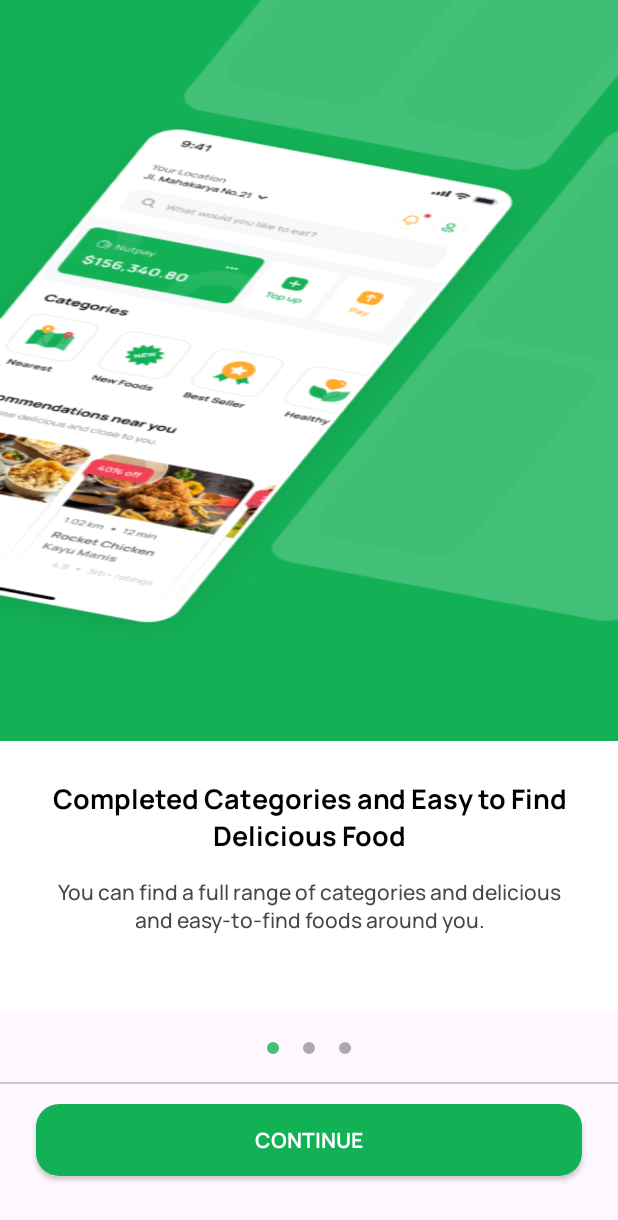
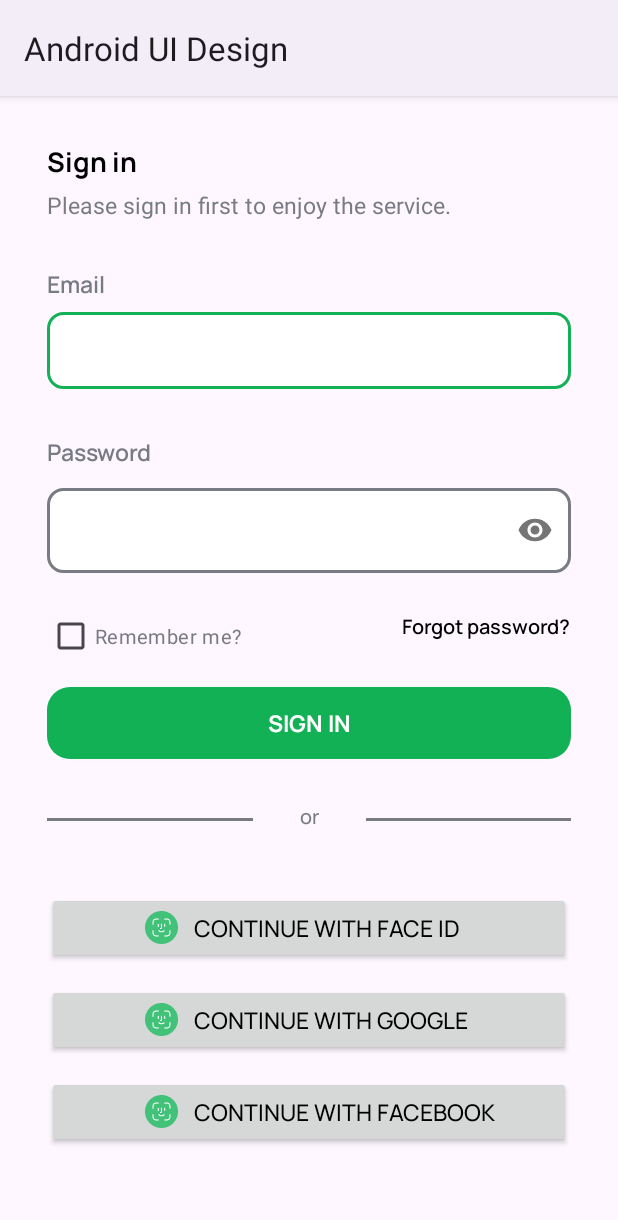
Before and after one commit to buddhdev-jay/Android_UI_Design, an Android app: the screen it shows after launch (OnBoardingActivity before the commit, SignInActivity after it), on a phone screen of 412 x 824 dp. Shown: the top 1220 px of the screen. Run offline under Robolectric (Android 15) with nearby library versions, the phone set to English and light mode, and no system bars; our stand-ins replace sdp/ssp sizes.

Commit message:
SignIn Screen 90% Completed

```diff
--- a/app/src/main/AndroidManifest.xml
+++ b/app/src/main/AndroidManifest.xml
@@ -10,6 +10,9 @@
         android:supportsRtl="true"
         android:theme="@style/Theme.AndroidUIDesign">
         <activity
+            android:name=".authencation.SignInActivity"
+            android:exported="false" />
+        <activity
             android:name=".onboardingscreen.OnBoardingActivity"
             android:exported="false" />
         <activity
@@ -18,6 +21,7 @@
             android:theme="@style/Theme.Design.NoActionBar">
             <intent-filter>
                 <action android:name="android.intent.action.MAIN" />
+
                 <category android:name="android.intent.category.LAUNCHER" />
             </intent-filter>
         </activity>
--- a/app/src/main/java/com/example/androiduidesign/SplashScreenActivity.kt
+++ b/app/src/main/java/com/example/androiduidesign/SplashScreenActivity.kt
@@ -6,6 +6,7 @@ import android.os.Bundle
 import android.os.Handler
 import android.os.Looper
 import android.view.WindowManager
+import com.example.androiduidesign.authencation.SignInActivity
 import com.example.androiduidesign.onboardingscreen.OnBoardingActivity
 
 class SplashScreenActivity : AppCompatActivity() {
@@ -13,7 +14,7 @@ class SplashScreenActivity : AppCompatActivity() {
         super.onCreate(savedInstanceState)
         setContentView(R.layout.activity_splash_screen)
         Handler(Looper.getMainLooper()).postDelayed({
-            startActivity(Intent(this,OnBoardingActivity::class.java))
+            startActivity(Intent(this,SignInActivity::class.java))
             finish()
         }, 2000)
         window.setFlags(
--- /dev/null
+++ b/app/src/main/java/com/example/androiduidesign/authencation/SignInActivity.kt
@@ -0,0 +1,12 @@
+package com.example.androiduidesign.authencation
+
+import androidx.appcompat.app.AppCompatActivity
+import android.os.Bundle
+import com.example.androiduidesign.R
+
+class SignInActivity : AppCompatActivity() {
+    override fun onCreate(savedInstanceState: Bundle?) {
+        super.onCreate(savedInstanceState)
+        setContentView(R.layout.activity_sign_in)
+    }
+}
--- /dev/null
+++ b/app/src/main/res/drawable/edit_text_border.xml
@@ -0,0 +1,18 @@
+<?xml version="1.0" encoding="utf-8"?>
+<selector xmlns:android="http://schemas.android.com/apk/res/android">
+    <item android:state_enabled="true"
+        android:state_focused="true">
+        <shape android:padding="10dp" android:shape="rectangle">
+            <solid android:color="@color/white" />
+            <stroke android:width="2dp" android:color="@color/green_500" />
+            <corners android:bottomLeftRadius="10dp" android:bottomRightRadius="10dp" android:topLeftRadius="10dp" android:topRightRadius="10dp" />
+        </shape>
+    </item>
+    <item android:state_enabled="false">
+        <shape android:padding="10dp" android:shape="rectangle">
+            <solid android:color="@color/white" />
+            <stroke android:width="2dp" android:color="@color/grey" />
+            <corners android:bottomLeftRadius="10dp" android:bottomRightRadius="10dp" android:topLeftRadius="10dp" android:topRightRadius="10dp" />
+        </shape>
+    </item>
+</selector>
--- a/app/src/main/res/drawable/tab_selector.xml
+++ b/app/src/main/res/drawable/tab_selector.xml
@@ -1,8 +1,7 @@
 <?xml version="1.0" encoding="utf-8"?>
 <selector xmlns:android="http://schemas.android.com/apk/res/android">
 
-    <item android:drawable="@drawable/selected_dot"
-        android:state_selected="true"/>
+    <item android:drawable="@drawable/selected_dot" android:state_selected="true" />
 
-    <item android:drawable="@drawable/default_dot"/>
+    <item android:drawable="@drawable/default_dot" />
 </selector>
--- /dev/null
+++ b/app/src/main/res/layout/activity_sign_in.xml
@@ -0,0 +1,268 @@
+<?xml version="1.0" encoding="utf-8"?>
+<ScrollView xmlns:android="http://schemas.android.com/apk/res/android"
+    xmlns:app="http://schemas.android.com/apk/res-auto"
+    xmlns:tools="http://schemas.android.com/tools"
+    android:layout_width="match_parent"
+    android:layout_height="match_parent">
+
+    <androidx.constraintlayout.widget.ConstraintLayout
+        android:layout_width="match_parent"
+        android:layout_height="wrap_content"
+        tools:context=".authencation.SignInActivity">
+
+        <androidx.appcompat.widget.AppCompatTextView
+            android:id="@+id/textview_signIn_header"
+            android:layout_width="wrap_content"
+            android:layout_height="wrap_content"
+            android:layout_marginStart="@dimen/_24sdp"
+            android:layout_marginTop="@dimen/_24sdp"
+            android:fontFamily="@font/manropebold"
+            android:text="@string/txtview_header_sign_in"
+            android:textColor="@color/black"
+            android:textSize="@dimen/_14ssp"
+            app:layout_constraintStart_toStartOf="parent"
+            app:layout_constraintTop_toTopOf="parent" />
+
+        <androidx.appcompat.widget.AppCompatTextView
+            android:id="@+id/textview_signIn_tagline"
+            android:layout_width="wrap_content"
+            android:layout_height="wrap_content"
+            android:layout_marginStart="@dimen/_24sdp"
+            android:layout_marginTop="@dimen/_4sdp"
+            android:text="@string/txtview_signnin_tagline"
+            android:textColor="@color/grey"
+            android:textSize="@dimen/_12ssp"
+            app:layout_constraintStart_toStartOf="parent"
+            app:layout_constraintTop_toBottomOf="@id/textview_signIn_header" />
+
+        <androidx.appcompat.widget.AppCompatTextView
+            android:id="@+id/textview_signIn_email_header"
+            android:layout_width="wrap_content"
+            android:layout_height="wrap_content"
+            android:layout_marginStart="@dimen/_24sdp"
+            android:layout_marginTop="@dimen/_24sdp"
+            android:fontFamily="@font/manropesemibold"
+            android:text="@string/txtview_text_email"
+            android:textColor="@color/grey"
+            android:textSize="@dimen/_12ssp"
+            app:layout_constraintStart_toStartOf="parent"
+            app:layout_constraintTop_toBottomOf="@id/textview_signIn_tagline" />
+
+        <androidx.appcompat.widget.AppCompatEditText
+            android:id="@+id/editxt_signIn_email"
+            android:layout_width="match_parent"
+            android:layout_height="wrap_content"
+            android:layout_marginStart="@dimen/_24sdp"
+            android:layout_marginTop="@dimen/_6sdp"
+            android:layout_marginEnd="@dimen/_24sdp"
+            android:background="@drawable/edit_text_border"
+            android:fontFamily="@font/manropesemibold"
+            android:inputType="textEmailAddress"
+            android:padding="@dimen/_12ssp"
+            android:textColor="@color/black"
+            android:textSize="@dimen/_12ssp"
+            app:layout_constraintStart_toStartOf="parent"
+            app:layout_constraintTop_toBottomOf="@id/textview_signIn_email_header" />
+
+        <androidx.appcompat.widget.AppCompatTextView
+            android:id="@+id/textview_signIn_password_header"
+            android:layout_width="wrap_content"
+            android:layout_height="wrap_content"
+            android:layout_marginStart="@dimen/_24sdp"
+            android:layout_marginTop="@dimen/_24sdp"
+            android:fontFamily="@font/manropesemibold"
+            android:text="@string/txtview_text_password"
+            android:textColor="@color/grey"
+            android:textSize="@dimen/_12ssp"
+            app:layout_constraintStart_toStartOf="parent"
+            app:layout_constraintTop_toBottomOf="@id/editxt_signIn_email" />
+
+        <com.google.android.material.textfield.TextInputLayout
+            android:id="@+id/txtlayout_password"
+            android:layout_width="match_parent"
+            android:layout_height="wrap_content"
+            android:layout_marginStart="@dimen/_24sdp"
+            android:layout_marginTop="@dimen/_6sdp"
+            android:layout_marginEnd="@dimen/_24sdp"
+            app:layout_constraintStart_toStartOf="parent"
+            app:layout_constraintTop_toBottomOf="@id/textview_signIn_password_header"
+            app:passwordToggleEnabled="true">
+
+            <androidx.appcompat.widget.AppCompatEditText
+                android:id="@+id/editxt_signIn_password"
+                android:layout_width="match_parent"
+                android:layout_height="wrap_content"
+                android:background="@drawable/edit_text_border"
+                android:cursorVisible="true"
+                android:focusable="true"
+                android:inputType="textPassword"
+                android:maxLength="10"
+                android:maxLines="1" />
+
+        </com.google.android.material.textfield.TextInputLayout>
+
+        <androidx.appcompat.widget.AppCompatCheckBox
+            android:id="@+id/checkbox_remeber_me"
+            android:layout_width="wrap_content"
+            android:layout_height="wrap_content"
+            android:layout_marginStart="@dimen/_24sdp"
+            android:layout_marginTop="@dimen/_14sdp"
+            android:buttonTint="@color/grey"
+            android:text="@string/checkbox_text_remeber_me"
+            android:textColor="@color/grey"
+            android:textSize="@dimen/_10ssp"
+            app:layout_constraintStart_toStartOf="parent"
+            app:layout_constraintTop_toBottomOf="@id/txtlayout_password" />
+
+        <androidx.appcompat.widget.AppCompatTextView
+            android:id="@+id/textview_forget_password"
+            android:layout_width="wrap_content"
+            android:layout_height="wrap_content"
+            android:layout_marginTop="@dimen/_20sdp"
+            android:layout_marginEnd="@dimen/_24sdp"
+            android:fontFamily="@font/manropesemibold"
+            android:text="@string/textview_text_forgot_password"
+            android:textColor="@color/black"
+            android:textSize="@dimen/_10ssp"
+            app:layout_constraintEnd_toEndOf="parent"
+            app:layout_constraintTop_toBottomOf="@id/txtlayout_password" />
+
+        <androidx.appcompat.widget.AppCompatButton
+            android:id="@+id/btn_signIn"
+            android:layout_width="match_parent"
+            android:layout_height="wrap_content"
+            android:layout_marginStart="@dimen/_24sdp"
+            android:layout_marginTop="@dimen/_24sdp"
+            android:layout_marginEnd="@dimen/_24sdp"
+            android:background="@drawable/button_background"
+            android:fontFamily="@font/manropebold"
+            android:text="@string/btn_text_sign_in"
+            android:textAlignment="center"
+            android:textColor="@color/white"
+            android:textSize="@dimen/_12ssp"
+            app:layout_constraintTop_toBottomOf="@id/textview_forget_password" />
+
+        <View
+            android:id="@+id/view_starting"
+            android:layout_width="0dp"
+            android:layout_height="2dp"
+            android:layout_marginStart="@dimen/_24sdp"
+            android:layout_marginTop="@dimen/_30sdp"
+            android:background="@color/grey"
+            app:layout_constraintEnd_toStartOf="@id/textview_Or"
+            app:layout_constraintStart_toStartOf="parent"
+            app:layout_constraintTop_toBottomOf="@id/btn_signIn" />
+
+        <androidx.appcompat.widget.AppCompatTextView
+            android:id="@+id/textview_Or"
+            android:layout_width="wrap_content"
+            android:layout_height="wrap_content"
+            android:layout_marginStart="@dimen/_24sdp"
+            android:layout_marginTop="@dimen/_22sdp"
+            android:fontFamily="@font/manropemedium"
+            android:text="or"
+            android:textAlignment="center"
+            android:textColor="@color/grey"
+            android:textSize="@dimen/_10ssp"
+            app:layout_constraintEnd_toStartOf="@id/view_ending"
+            app:layout_constraintStart_toEndOf="@id/view_starting"
+            app:layout_constraintTop_toBottomOf="@id/btn_signIn" />
+
+        <View
+            android:id="@+id/view_ending"
+            android:layout_width="0dp"
+            android:layout_height="2dp"
+            android:layout_marginStart="@dimen/_24sdp"
+            android:layout_marginTop="@dimen/_30sdp"
+            android:layout_marginEnd="@dimen/_24sdp"
+            android:background="@color/grey"
+            app:layout_constraintEnd_toEndOf="parent"
+            app:layout_constraintStart_toEndOf="@id/textview_Or"
+            app:layout_constraintTop_toBottomOf="@id/btn_signIn" />
+
+        <androidx.appcompat.widget.AppCompatButton
+            android:id="@+id/btn_face_id"
+            android:layout_width="match_parent"
+            android:layout_height="wrap_content"
+            android:layout_marginStart="@dimen/_24sdp"
+            android:layout_marginTop="@dimen/_32sdp"
+            android:layout_marginEnd="@dimen/_24sdp"
+            android:drawableStart="@drawable/face_id_icone"
+            android:drawablePadding="10dp"
+            android:fontFamily="@font/manropemedium"
+            android:paddingStart="@dimen/_50sdp"
+            android:text="@string/btn_text_face_id"
+            android:textAlignment="viewStart"
+            android:textColor="@color/black"
+            android:textSize="@dimen/_12ssp"
+            app:layout_constraintStart_toStartOf="parent"
+            app:layout_constraintTop_toBottomOf="@id/textview_Or" />
+
+        <androidx.appcompat.widget.AppCompatButton
+            android:id="@+id/btn_google"
+            android:layout_width="match_parent"
+            android:layout_height="wrap_content"
+            android:layout_marginStart="@dimen/_24sdp"
+            android:layout_marginTop="@dimen/_10sdp"
+            android:layout_marginEnd="@dimen/_24sdp"
+            android:drawableStart="@drawable/face_id_icone"
+            android:drawablePadding="10dp"
+            android:fontFamily="@font/manropemedium"
+            android:paddingStart="@dimen/_50sdp"
+            android:text="@string/btn_text_google"
+            android:textAlignment="viewStart"
+            android:textColor="@color/black"
+            android:textSize="@dimen/_12ssp"
+            app:layout_constraintStart_toStartOf="parent"
+            app:layout_constraintTop_toBottomOf="@id/btn_face_id" />
+
+        <androidx.appcompat.widget.AppCompatButton
+            android:id="@+id/btn_facebook"
+            android:layout_width="match_parent"
+            android:layout_height="wrap_content"
+            android:layout_marginStart="@dimen/_24sdp"
+            android:layout_marginTop="@dimen/_10sdp"
+            android:layout_marginEnd="@dimen/_24sdp"
+            android:drawableStart="@drawable/face_id_icone"
+            android:drawablePadding="10dp"
+            android:fontFamily="@font/manropemedium"
+            android:paddingStart="@dimen/_50sdp"
+            android:text="@string/btn_text_facebook"
+            android:textAlignment="viewStart"
+            android:textColor="@color/black"
+            android:textSize="@dimen/_12ssp"
+            app:layout_constraintStart_toStartOf="parent"
+            app:layout_constraintTop_toBottomOf="@id/btn_google" />
+
+        <androidx.appcompat.widget.AppCompatTextView
+            android:id="@+id/textview_nothaveaccount"
+            android:layout_width="wrap_content"
+            android:layout_height="wrap_content"
+            android:layout_marginStart="@dimen/_80sdp"
+            android:layout_marginTop="@dimen/_50sdp"
+            android:text="@string/textview_text_not_have_account"
+            app:layout_constraintStart_toStartOf="parent"
+            app:layout_constraintTop_toBottomOf="@id/btn_facebook"
+            android:textSize="@dimen/_12ssp"
+            android:textColor="@color/grey"
+            app:layout_constraintBottom_toBottomOf="parent"
+            android:layout_marginBottom="@dimen/_50sdp"
+            android:fontFamily="@font/manropemedium"/>
+        <androidx.appcompat.widget.AppCompatTextView
+            android:id="@+id/textview_signup"
+            android:layout_width="wrap_content"
+            android:layout_height="wrap_content"
+            android:layout_marginTop="@dimen/_50sdp"
+            android:text="@string/textview_text_sign_in"
+            app:layout_constraintStart_toEndOf="@id/textview_nothaveaccount"
+            app:layout_constraintTop_toBottomOf="@id/btn_facebook"
+            app:layout_constraintBottom_toBottomOf="parent"
+            android:layout_marginStart="@dimen/_5sdp"
+            android:layout_marginBottom="@dimen/_50sdp"
+            android:textSize="@dimen/_12ssp"
+            android:textColor="@color/green_500"
+            app:fontFamily="@font/manropesemibold"
+            android:fontFamily="@font/manropemedium"/>
+
+    </androidx.constraintlayout.widget.ConstraintLayout>
+</ScrollView>
--- a/app/src/main/res/values/colors.xml
+++ b/app/src/main/res/values/colors.xml
@@ -7,4 +7,5 @@
     <color name="teal_700">#FF018786</color>
     <color name="black">#FF000000</color>
     <color name="white">#FFFFFFFF</color>
+    <color name="grey">#787B82</color>
 </resources>
--- a/app/src/main/res/values/strings.xml
+++ b/app/src/main/res/values/strings.xml
@@ -10,5 +10,17 @@
     <string name="onboarding_title_item_three">Face Id Feature for Easy Access and Secure Transactions</string>
     <string name="onboarding_des_item_three">There is a face ID feature that can be used with easy access and safe transactions.</string>
     <string name="splash_screen_btn_txt_get_started">Get Started</string>
+    <string name="txtview_header_sign_in">Sign in</string>
+    <string name="txtview_signnin_tagline">Please sign in first to enjoy the service.</string>
+    <string name="txtview_text_email">Email</string>
+    <string name="txtview_text_password">Password</string>
+    <string name="checkbox_text_remeber_me">Remember me?</string>
+    <string name="textview_text_forgot_password">Forgot password?</string>
+    <string name="btn_text_sign_in">Sign In</string>
+    <string name="btn_text_face_id">Continue with Face Id</string>
+    <string name="btn_text_google">Continue with Google</string>
+    <string name="btn_text_facebook">Continue with Facebook</string>
+    <string name="textview_text_sign_in">Sign in</string>
+    <string name="textview_text_not_have_account">I don’t have a account?</string>
 
 </resources>
```
Also changed, not shown: app/src/main/res/drawable-hdpi/face_id_icone.png (added), app/src/main/res/drawable-hdpi/google_icone.png (added), app/src/main/res/drawable-mdpi/face_id_icone.png (added), app/src/main/res/drawable-xhdpi/face_id_icone.png (added), app/src/main/res/drawable-xxhdpi/face_id_icone.png (added), app/src/main/res/drawable-xxxhdpi/face_id_icone.png (added).
